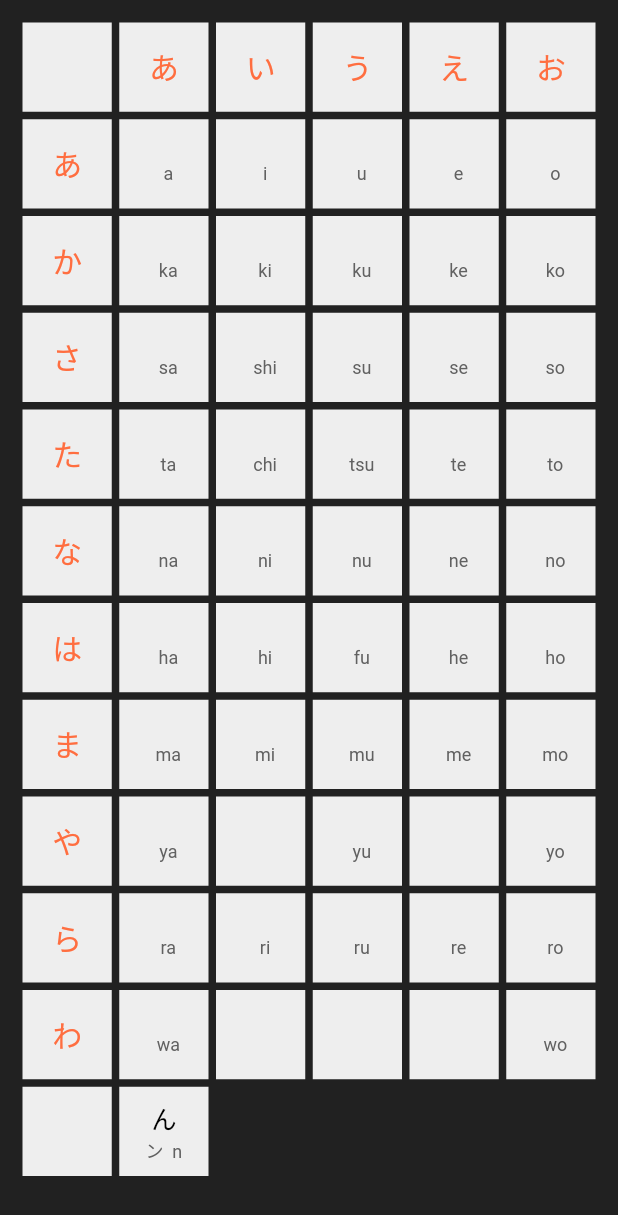
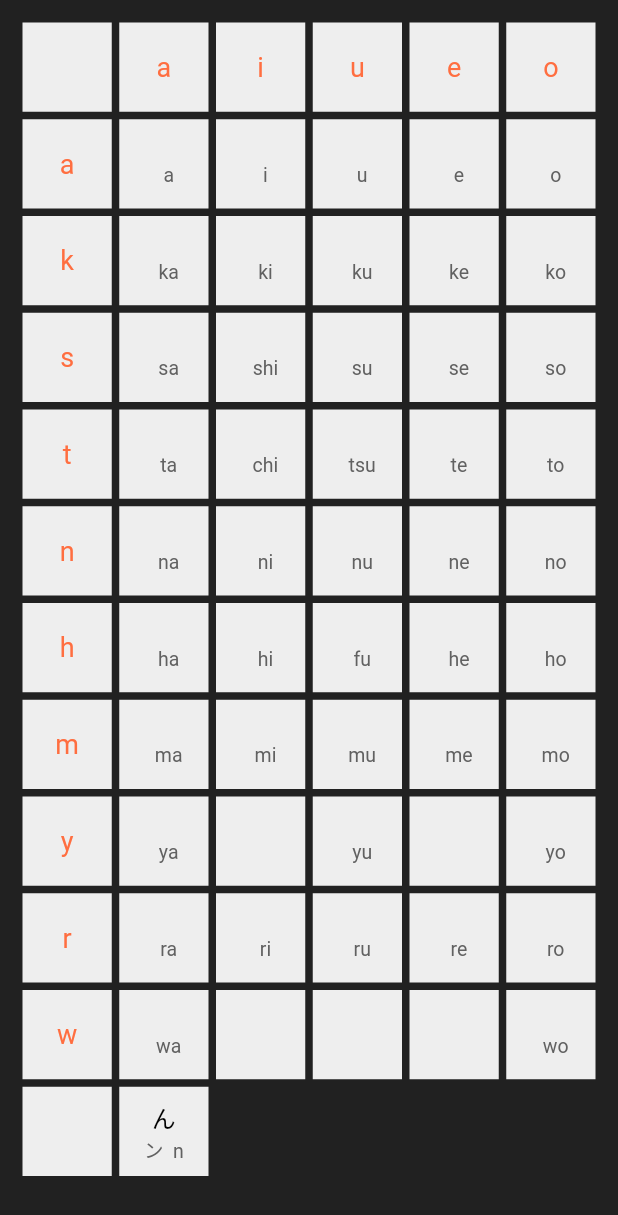
Before and after one commit to aeri/Nihonoari-App, a Flutter app: the BasicGridView screen opened directly, on a phone screen of 412 x 824 dp. Shown: the top 1215 px of the screen. Run offline on Flutter 3.47's test engine with Material 2 defaults, Android fonts, the phone set to English and light mode, and no system bars; our stand-ins replace font_awesome_flutter, shared_preferences; missing offline and left inert: kana; accounts and stored records are empty; Roboto replaces fonts that are missing (MP1P_MEDIUM).

Commit message:
fix: Gojūon table headers

```diff
--- a/lib/main.dart
+++ b/lib/main.dart
@@ -263,7 +263,7 @@ class _State extends State<MyApp> {
                               TextSpan(
                                   text: 'project',
                                   style:
-                                  TextStyle(fontWeight: FontWeight.bold)),
+                                  TextStyle(fontFamily: 'MP1P_REGULAR')),
                             ],
                           ),
                         ),
--- a/lib/table.dart
+++ b/lib/table.dart
@@ -39,76 +39,76 @@ class BasicGridView extends StatelessWidget {
             //specify the list of children for the grid
             children: <Widget>[
               _emptyContainer(),
-              _columnContainer("あ"),
-              _columnContainer("い"),
-              _columnContainer("う"),
-              _columnContainer("え"),
-              _columnContainer("お"),
+              _columnContainer("a"),
+              _columnContainer("i"),
+              _columnContainer("u"),
+              _columnContainer("e"),
+              _columnContainer("o"),
 
-              _columnContainer("あ"),
+              _columnContainer("a"),
               _buildContainer("a"),
               _buildContainer("i"),
               _buildContainer("u"),
               _buildContainer("e"),
               _buildContainer("o"),
 
-              _columnContainer("か"),
+              _columnContainer("k"),
               _buildContainer("ka"),
               _buildContainer("ki"),
               _buildContainer("ku"),
               _buildContainer("ke"),
               _buildContainer("ko"),
 
-              _columnContainer("さ"),
+              _columnContainer("s"),
               _buildContainer("sa"),
               _buildContainer("shi"),
               _buildContainer("su"),
               _buildContainer("se"),
               _buildContainer("so"),
 
-              _columnContainer("た"),
+              _columnContainer("t"),
               _buildContainer("ta"),
               _buildContainer("chi"),
               _buildContainer("tsu"),
               _buildContainer("te"),
               _buildContainer("to"),
 
-              _columnContainer("な"),
+              _columnContainer("n"),
               _buildContainer("na"),
               _buildContainer("ni"),
               _buildContainer("nu"),
               _buildContainer("ne"),
               _buildContainer("no"),
 
-              _columnContainer("は"),
+              _columnContainer("h"),
               _buildContainer("ha"),
               _buildContainer("hi"),
               _buildContainer("fu"),
               _buildContainer("he"),
               _buildContainer("ho"),
 
-              _columnContainer("ま"),
+              _columnContainer("m"),
               _buildContainer("ma"),
               _buildContainer("mi"),
               _buildContainer("mu"),
               _buildContainer("me"),
               _buildContainer("mo"),
 
-              _columnContainer("や"),
+              _columnContainer("y"),
               _buildContainer("ya"),
               _emptyContainer(),
               _buildContainer("yu"),
               _emptyContainer(),
               _buildContainer("yo"),
 
-              _columnContainer("ら"),
+              _columnContainer("r"),
               _buildContainer("ra"),
               _buildContainer("ri"),
               _buildContainer("ru"),
               _buildContainer("re"),
               _buildContainer("ro"),
 
-              _columnContainer("わ"),
+              _columnContainer("w"),
               _buildContainer("wa"),
               _emptyContainer(),
               _emptyContainer(),
@@ -139,7 +139,7 @@ class BasicGridView extends StatelessWidget {
               color: Colors.black,
               fontFamily: "MP1P_MEDIUM",
               fontStyle: FontStyle.normal,
-              fontSize: 17,
+              fontSize: 16,
             ),
             children: <TextSpan>[
               TextSpan(
@@ -147,13 +147,13 @@ class BasicGridView extends StatelessWidget {
                   style: TextStyle(
                       //fontWeight: FontWeight.bold,
                       color: Colors.grey.shade700,
-                      fontSize: 12)),
+                      fontSize: 13)),
               TextSpan(
                   text: ' $hira',
                   style: TextStyle(
                       //fontStyle: FontStyle.italic,
                       color: Colors.grey.shade700,
-                      fontSize: 12)),
+                      fontSize: 13)),
             ],
           ),
           textAlign: TextAlign.center,
@@ -172,7 +172,7 @@ class BasicGridView extends StatelessWidget {
             style: TextStyle(
               fontFamily: "MP1P_MEDIUM",
               color: Colors.black,
-              fontSize: 17,
+              fontSize: 16,
             ),
             children: <TextSpan>[
               TextSpan(
@@ -180,13 +180,13 @@ class BasicGridView extends StatelessWidget {
                   style: TextStyle(
                       //fontWeight: FontWeight.bold,
                       color: Colors.grey.shade700,
-                      fontSize: 12)),
+                      fontSize: 13)),
               TextSpan(
                   text: ' $roma',
                   style: TextStyle(
                       //fontStyle: FontStyle.italic,
                       color: Colors.grey.shade700,
-                      fontSize: 12)),
+                      fontSize: 13)),
             ],
           ),
           textAlign: TextAlign.center,
@@ -204,7 +204,8 @@ class BasicGridView extends StatelessWidget {
             text: deep,
             style: TextStyle(
               color: Colors.deepOrangeAccent,
-              fontSize: 20,
+              fontSize: 18,
+              fontFamily: "MP1P_MEDIUM",
             ),
           ),
           textAlign: TextAlign.center,
```
